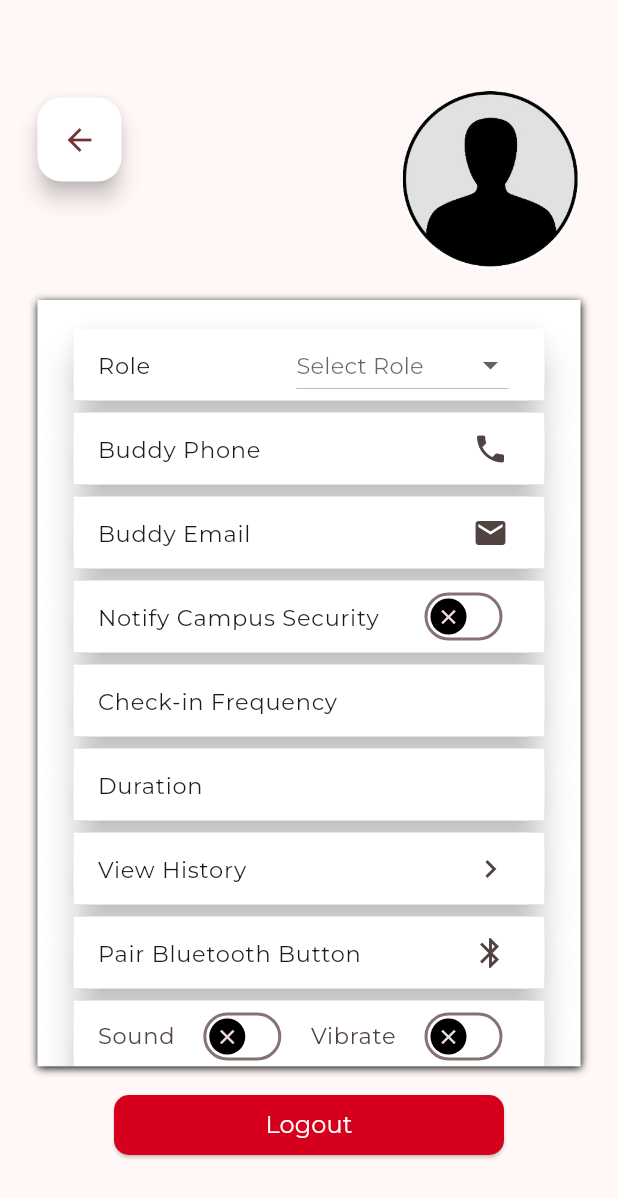
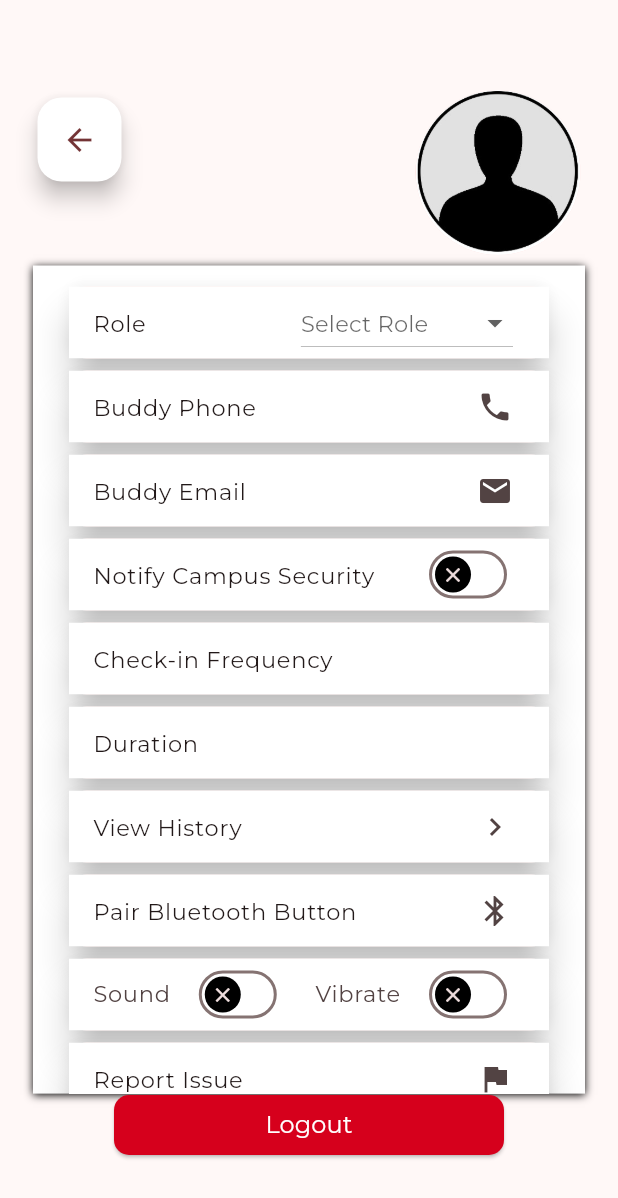
Before and after one commit to CodeByFred/mq-safety-first, a Flutter app: the SettingsView screen opened by its route, on a phone screen of 412 x 824 dp. Shown: the top 1198 px of the screen. Run offline on Flutter 3.47's test engine with Material 3 defaults, Android fonts, the phone set to English and light mode, and no system bars; our stand-ins replace firebase_auth, firebase_core; accounts and stored records are empty; generated files the repository leaves out were written again.

Commit message:
KAN-15: Design report issue view
see kanban board for details

```diff
--- a/lib/config/text_constants.dart
+++ b/lib/config/text_constants.dart
@@ -17,3 +17,4 @@ const startSession = 'Start Session';
 const logOut = 'Logout';
 const submitReport = 'Submit Report';
 const verifyText = 'You have been sent a verification email. Your account must be verified to login';
+const submit = 'Submit';
--- a/lib/main.dart
+++ b/lib/main.dart
@@ -2,9 +2,11 @@
 import 'package:flutter/material.dart';
 import 'package:mq_safety_first/config/color_constants.dart';
 import 'package:mq_safety_first/views/forgot_password_view.dart';
+import 'package:mq_safety_first/views/history_view.dart';
 import 'package:mq_safety_first/views/home_view.dart';
 import 'package:mq_safety_first/views/login_view.dart';
 import 'package:mq_safety_first/views/register_view.dart';
+import 'package:mq_safety_first/views/report_issue_view.dart';
 import 'package:mq_safety_first/views/settings_view.dart';
 import 'package:mq_safety_first/views/verify_email_view.dart';
 import 'package:mq_safety_first/views/welcome_view.dart';
@@ -39,6 +41,8 @@
         '/home': (context) => const HomeView(),
         '/verify': (context) => const VerifyEmailView(),
         '/settings': (context) => const SettingsView(),
+        '/history': (context) => const HistoryView(),
+        '/report' : (context) => const ReportIssueView(),
       },
     );
   }
--- a/lib/views/home_view.dart
+++ b/lib/views/home_view.dart
@@ -27,7 +27,7 @@ class _HomeViewState extends State<HomeView> {
       // Using a stack to place items where I need to without affecting the placement of other widgets
       body: Stack(
         children: [
-          FloatingTopLeftButton(icon: Icons.settings, onPressed: () => Navigator.pushNamed(context, "/settings")),
+          FloatingTopLeftButton(icon: Icons.settings, onPressed: () => Navigator.pushNamed(context, '/settings')),
           PositionedDirectional(
             // WILL THIS WORK FOR EVERY PHONE?
             start: (width / 2),
--- a/lib/views/settings_view.dart
+++ b/lib/views/settings_view.dart
@@ -42,24 +42,23 @@ class _SettingsViewState extends State<SettingsView> {
       body: Stack(children: [
         FloatingTopLeftButton(
           icon: Icons.arrow_back,
-          onPressed: () => Navigator.pushNamedAndRemoveUntil(
-              context, '/home', (route) => false),
+          onPressed: () => Navigator.pop(context),
         ),
         const Positioned(
             top: 60,
             right: 25,
             child: CircleAvatar(
               backgroundImage: AssetImage(defaultPicPath),
-              maxRadius: 60,
+              maxRadius: 55,
             )),
         Padding(
-          padding: const EdgeInsets.only(top: 175),
+          padding: const EdgeInsets.only(top: 155),
           child: Column(
             children: [
               Padding(
-                padding: const EdgeInsets.all(25.0),
+                padding: const EdgeInsets.all(22.0),
                 child: SizedBox(
-                  height: height * .62,
+                  height: height * .67,
                   child: Container(
                     decoration: const BoxDecoration(
                       color: white,
@@ -70,7 +69,7 @@ class _SettingsViewState extends State<SettingsView> {
                     ),
                     // EDGE INSETS NEEDS FIXING!!! THIS WILL NOT WORK ON EVERY PHONE
                     child: ListView(
-                        padding: const EdgeInsets.fromLTRB(20, 15, 20, 10),
+                        padding: const EdgeInsets.fromLTRB(20, 10, 20, 5),
                         children: <Widget>[
                           Card(
                             elevation: 10,
@@ -157,14 +156,16 @@ class _SettingsViewState extends State<SettingsView> {
                                 tileColor: white,
                                 title: Text('Duration', style: textStyle15)),
                           ),
-                          const Card(
+                          Card(
                             elevation: 10,
                             shadowColor: black,
                             child: ListTile(
+                                onTap: () => Navigator.pushNamed(context, '/history'),
                                 dense: true,
                                 tileColor: white,
-                                title: Text('View History', style: textStyle15),
-                                trailing: Icon(Icons.chevron_right)),
+                                title: const Text('View History',
+                                    style: textStyle15),
+                                trailing: const Icon(Icons.chevron_right)),
                           ),
                           const Card(
                               elevation: 10,
@@ -223,6 +224,17 @@ class _SettingsViewState extends State<SettingsView> {
                                   ],
                                 ),
                               )),
+                          Card(
+                            elevation: 10,
+                            shadowColor: black,
+                            child: ListTile(
+                                onTap: () => Navigator.pushNamed(context, '/report'),
+                                dense: true,
+                                tileColor: white,
+                                title: const Text('Report Issue',
+                                    style: textStyle15),
+                                trailing: const Icon(Icons.flag)),
+                          ),
                         ]),
                   ),
                 ),
```
Also changed, not shown: lib/templates/history_display_container.dart (added, +47 -0 lines), lib/templates/history_entry_line_text.dart (added, +15 -0 lines), lib/views/history_view.dart (added, +43 -0 lines), lib/views/report_issue_view.dart (added, +122 -0 lines).
